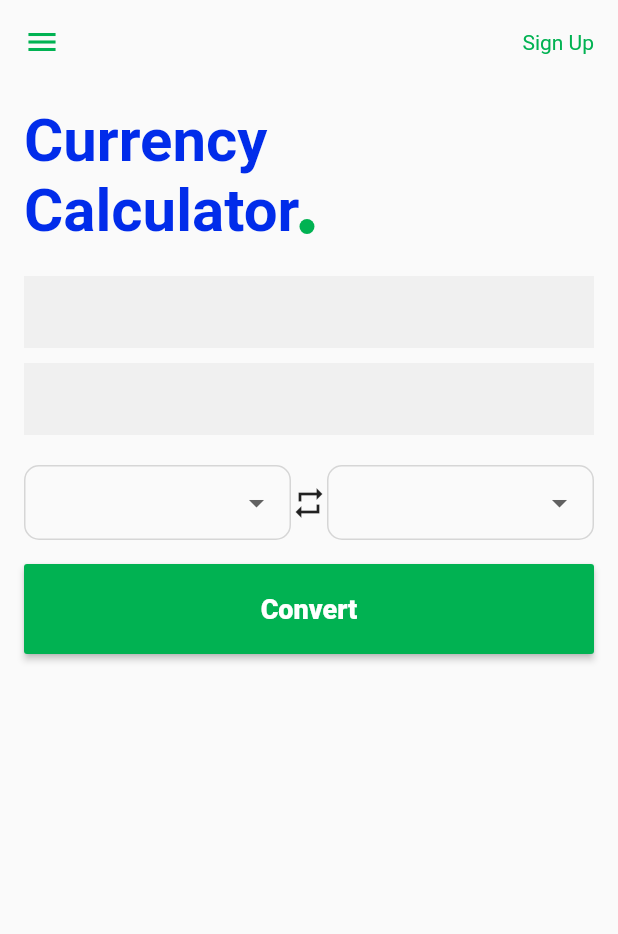
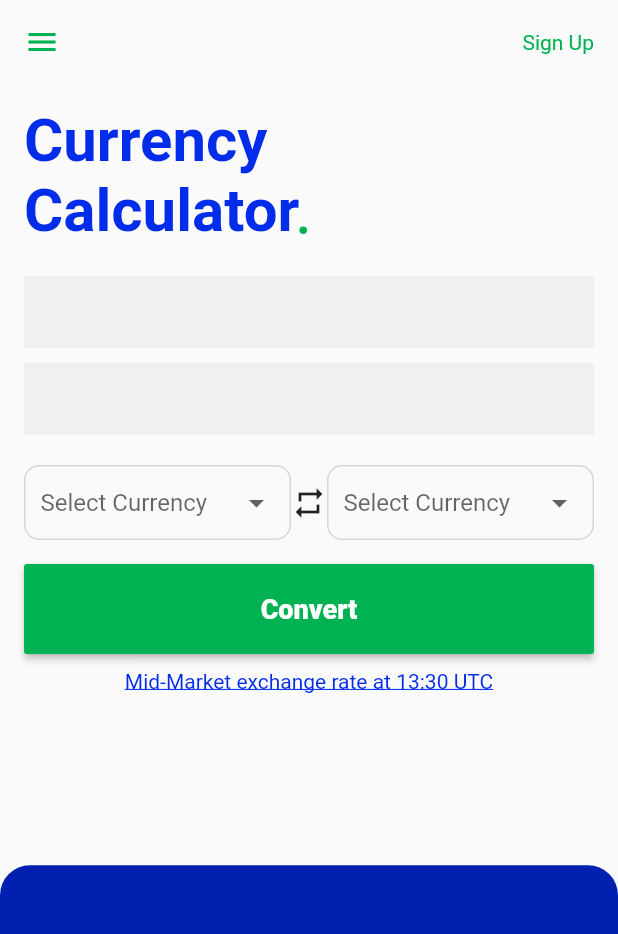
Before and after one commit to aloRanking/currency_calculator, a Flutter app: the screen it shows after launch, after a tap on "Convert", on a phone screen of 412 x 824 dp. Shown: the top 934 px of the screen. Run offline on Flutter 3.47's test engine with Material 2 defaults, Android fonts, the phone set to English and light mode, and no system bars; our stand-ins replace dio.

```diff
--- a/lib/models/currencyDropdown.dart
+++ b/lib/models/currencyDropdown.dart
@@ -8,8 +8,9 @@ class CurrencyDropDown{
 }
 
 List<CurrencyDropDown> currency = [
+  CurrencyDropDown(currencyName: 'CAD'),
+  CurrencyDropDown(currencyName: 'CHF'),
   CurrencyDropDown(currencyName: 'EUR'),
   CurrencyDropDown(currencyName: 'USD'),
-  CurrencyDropDown(currencyName: 'MXM'),
-  CurrencyDropDown(currencyName: 'CAD')
+  CurrencyDropDown(currencyName: 'NGN')
 ];
--- /dev/null
+++ b/lib/models/currency_converter.dart
@@ -0,0 +1,57 @@
+class CurrencyConvert {
+  String base;
+  String date;
+  Rates rates;
+
+  CurrencyConvert({this.base, this.date, this.rates});
+
+  CurrencyConvert.fromJson(Map<String, dynamic> json) {
+    base = json['base'];
+    date = json['date'];
+    rates = json['rates'] != null ? new Rates.fromJson(json['rates']) : null;
+  }
+
+  Map<String, dynamic> toJson() {
+    final Map<String, dynamic> data = new Map<String, dynamic>();
+    data['base'] = this.base;
+    data['date'] = this.date;
+    if (this.rates != null) {
+      data['rates'] = this.rates.toJson();
+    }
+    return data;
+  }
+}
+
+class Rates {
+  double cAD;
+  double cHF;
+  double gBP;
+  double sEK;
+  double eUR;
+  double uSD;
+  double nGN;
+
+  Rates({this.cAD, this.cHF, this.gBP, this.sEK, this.eUR, this.uSD, this.nGN});
+
+  Rates.fromJson(Map<String, dynamic> json) {
+    cAD = json['CAD'];
+    cHF = json['CHF'];
+    gBP = json['GBP'];
+    sEK = json['SEK'];
+    eUR = json['EUR'];
+    uSD = json['USD'];
+    nGN = json['NGN'];
+  }
+
+  Map<String, dynamic> toJson() {
+    final Map<String, dynamic> data = new Map<String, dynamic>();
+    data['CAD'] = this.cAD;
+    data['CHF'] = this.cHF;
+    data['GBP'] = this.gBP;
+    data['SEK'] = this.sEK;
+    data['EUR'] = this.eUR;
+    data['USD'] = this.uSD;
+    data['NGN'] = this.nGN;
+    return data;
+  }
+}
--- a/lib/screens/home_screen.dart
+++ b/lib/screens/home_screen.dart
@@ -1,4 +1,6 @@
 import 'package:currencycalculator/models/currencyDropdown.dart';
+import 'package:currencycalculator/models/currency_converter.dart';
+import 'package:currencycalculator/repository/currency_repo.dart';
 import 'package:currencycalculator/utils/CCWidgets.dart';
 import 'package:currencycalculator/utils/colors.dart';
 import 'package:flutter/material.dart';
@@ -9,14 +11,55 @@ class HomeScreen extends StatefulWidget {
 }
 
 class _HomeScreenState extends State<HomeScreen> {
+  CurrencyRepository _currencyRepository = CurrencyRepository();
   CurrencyDropDown _selectedCurrency;
   CurrencyDropDown _selectedCurrency2;
 
+  TextEditingController currencyController1 = TextEditingController();
+  TextEditingController currencyController2 = TextEditingController();
+  String currency1;
+  String currency2;
+
+
+
+  convertCurrency( CurrencyConvert ccvert) {
+
+
+
+
+       if(currency1=='EUR'){
+      double curr = double.parse(currencyController1.text);
+
+      var cc =  _currencyRepository.EURtoCurrency(ccvert, curr, currency2);
+
+      setState(() {
+        currencyController2.text = cc.toStringAsFixed(2);
+      });
+    }
+
+    else if(currency1=='CAD'){
+      double curr = double.parse(currencyController1.text);
+
+      var cc =  _currencyRepository.CADtoCurrency(ccvert, curr, currency2);
+
+      setState(() {
+        currencyController2.text = cc.toStringAsFixed(2);
+      });
+    }
+
+  }
+
   @override
   Widget build(BuildContext context) {
+    var height = MediaQuery.of(context).size.height;
     return Scaffold(
       body: SafeArea(
+        child: SingleChildScrollView(
           child: Container(
+            child: Column(
+              children: [
+                Container(
+                  height: height * 0.7,
                   padding: EdgeInsets.all(16.0),
                   child: Column(
                     children: [
@@ -24,8 +67,23 @@ class _HomeScreenState extends State<HomeScreen> {
                       homeText(),
                       textfield(),
                       currencySelector(),
-              buttonwidget()
+                      buttonwidget(),
+                      underlineText(),
                     ],
+                  ),
+                ),
+                Container(
+                  height: height *0.4,
+                  decoration: BoxDecoration(
+                      color: kBlueContainer,
+                      borderRadius: BorderRadius.only(
+                        topRight:Radius.circular(20),
+                        topLeft: Radius.circular(20),)
+                  ),
+                )
+
+              ],
+            ),
           ),
         ),
       ),
@@ -80,8 +138,8 @@ class _HomeScreenState extends State<HomeScreen> {
           Padding(
             padding: const EdgeInsets.only(bottom: 8.0),
             child: Container(
-              height: 10,
-              width: 10,
+              height: 5,
+              width: 5,
               decoration:
               BoxDecoration(shape: BoxShape.circle, color: kColourGreen),
             ),
@@ -95,13 +153,15 @@ class _HomeScreenState extends State<HomeScreen> {
     return Column(
       children: [
         CCTextField(
-          suffixCurrency: 'EUR',
+          controller: currencyController1,
+          suffixCurrency:currency1,
         ),
         SizedBox(
           height: 10,
         ),
         CCTextField(
-          suffixCurrency: 'PLN',
+          controller: currencyController2,
+          suffixCurrency: currency2
         ),
       ],
     );
@@ -109,7 +169,33 @@ class _HomeScreenState extends State<HomeScreen> {
 
   buttonwidget() {
     return CCButton(
-      onPressed: () {},
+      onPressed: () async{
+        var ccTxt1 = currencyController1.text;
+        var ccTxt2 = currencyController2.text;
+
+        if( ccTxt1.isEmpty){
+          //Scaffold.of(context).showSnackBar(SnackBar(content: Text('select Currency')));
+
+          return;
+        }
+
+         else if(currency1.isEmpty && currency2.isEmpty){
+          return;
+        }else {
+          var cc = await _currencyRepository.currencyXchange(
+              currency1, currency2);
+
+          var cd = cc.rates.cAD;
+
+
+          print(cd);
+
+          convertCurrency(cc);
+        }
+
+
+
+      },
       buttonText: 'Convert',
       textColor: Colors.white,
       buttonColor: kColourGreen,
@@ -131,10 +217,12 @@ class _HomeScreenState extends State<HomeScreen> {
                   border: Border.all(color: Colors.grey[350])),
               child: DropdownButtonHideUnderline(
                 child: DropdownButton<CurrencyDropDown>(
+                  hint: Text('Select Currency'),
                   value: _selectedCurrency,
                   onChanged: (value) {
                     setState(() {
                       _selectedCurrency = value;
+                      currency1 = _selectedCurrency.currencyName;
                     });
                   },
                   items: currency.map(
@@ -158,10 +246,12 @@ class _HomeScreenState extends State<HomeScreen> {
                   border: Border.all(color: Colors.grey[350])),
               child: DropdownButtonHideUnderline(
                 child: DropdownButton<CurrencyDropDown>(
+                  hint: Text('Select Currency'),
                   value: _selectedCurrency2,
                   onChanged: (value) {
                     setState(() {
                       _selectedCurrency2 = value;
+                      currency2 = _selectedCurrency2.currencyName;
                     });
                   },
                   items: currency.map(
@@ -179,4 +269,19 @@ class _HomeScreenState extends State<HomeScreen> {
       ),
     );
   }
+
+  underlineText() {
+    return Container(
+      margin: EdgeInsets.only(top: 10,),
+      child: Text(
+        'Mid-Market exchange rate at 13:30 UTC',
+        style: TextStyle(
+          color: kColourBlue,
+          decoration:TextDecoration.underline,
+          decorationColor: kColourBlue
+
+        ),
+      ),
+    );
   }
+}
--- a/lib/utils/CCWidgets.dart
+++ b/lib/utils/CCWidgets.dart
@@ -3,13 +3,15 @@ import 'package:flutter/material.dart';
 
 class CCTextField extends StatelessWidget {
   final String suffixCurrency;
+  final TextEditingController controller;
 
-  CCTextField({this.suffixCurrency});
+  CCTextField({this.suffixCurrency, this.controller});
 
   @override
   Widget build(BuildContext context) {
     return Container(
       child: TextField(
+        controller: controller,
         keyboardType: TextInputType.number,
         decoration: InputDecoration(
           border: InputBorder.none,
--- a/lib/utils/colors.dart
+++ b/lib/utils/colors.dart
@@ -3,3 +3,4 @@ import 'package:flutter/material.dart';
 
 const kColourGreen = Color(0xFF01B252);
 const kColourBlue = Color(0xFF012CEA);
+const kBlueContainer = Color(0xFF0021AF);
--- a/pubspec.yaml
+++ b/pubspec.yaml
@@ -28,6 +28,7 @@ dependencies:
   # The following adds the Cupertino Icons font to your application.
   # Use with the CupertinoIcons class for iOS style icons.
   cupertino_icons: ^1.0.0
+  dio: ^3.0.10
 
 dev_dependencies:
   flutter_test:
```
Also changed, not shown: lib/repository/currency_repo.dart (added, +174 -0 lines), pubspec.lock. Lines whose indentation alone changed are shown as unchanged.
